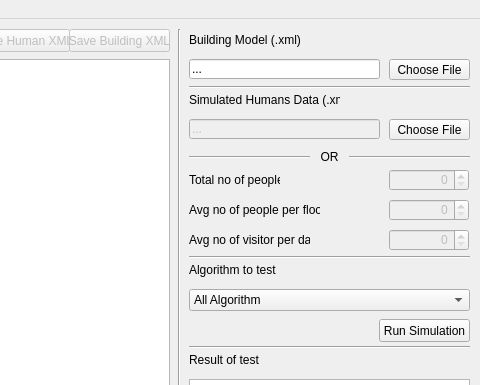
Above: mainwindow.ui from liftlab/LEVAX before the change; both pictures show x 121 to 601 and y 0 to 385 of the 601 by 545 pixel window. Below: the same form after it.
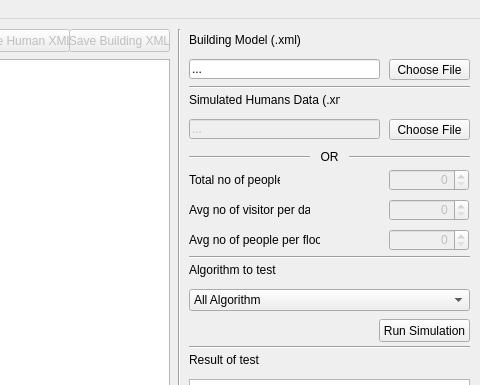
That is the form after the change.

The edit to the form file:
```diff
--- a/mainwindow.ui
+++ b/mainwindow.ui
@@ -117,7 +117,7 @@
     <property name="geometry">
      <rect>
       <x>310</x>
-      <y>180</y>
+      <y>210</y>
       <width>131</width>
       <height>21</height>
      </rect>
@@ -197,7 +197,7 @@
     <property name="geometry">
      <rect>
       <x>510</x>
-      <y>210</y>
+      <y>180</y>
       <width>80</width>
       <height>22</height>
      </rect>
@@ -219,7 +219,7 @@
     <property name="geometry">
      <rect>
       <x>510</x>
-      <y>180</y>
+      <y>210</y>
       <width>80</width>
       <height>22</height>
      </rect>
@@ -450,7 +450,7 @@
     <property name="geometry">
      <rect>
       <x>310</x>
-      <y>210</y>
+      <y>180</y>
       <width>121</width>
       <height>21</height>
      </rect>
```
Left out of the diff: 10 changed lines with no effect on the pictures.
